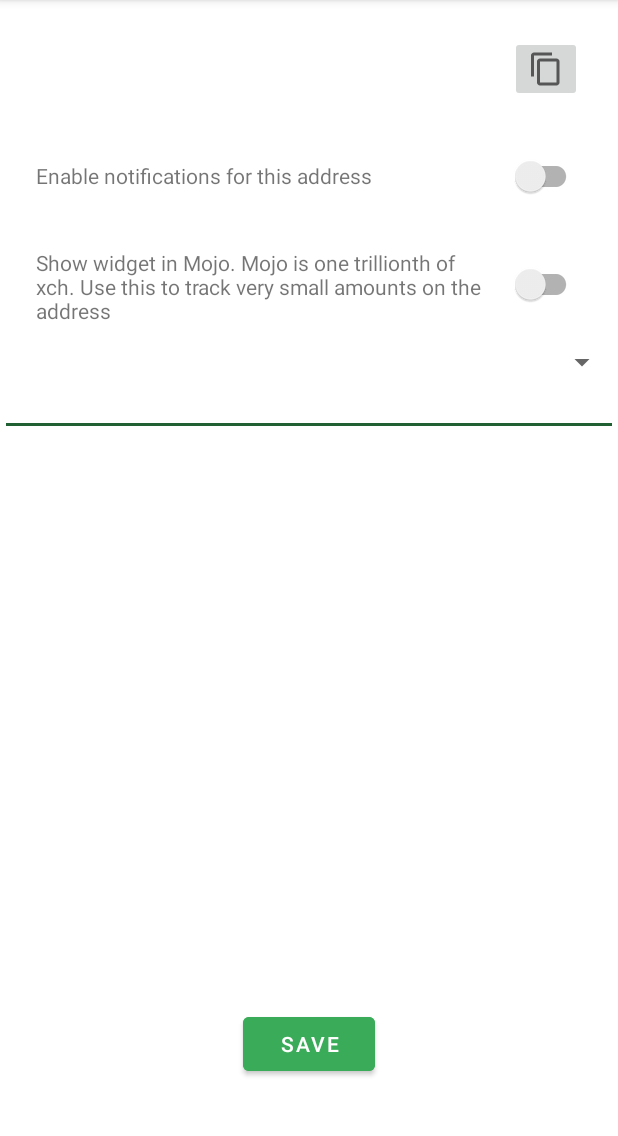
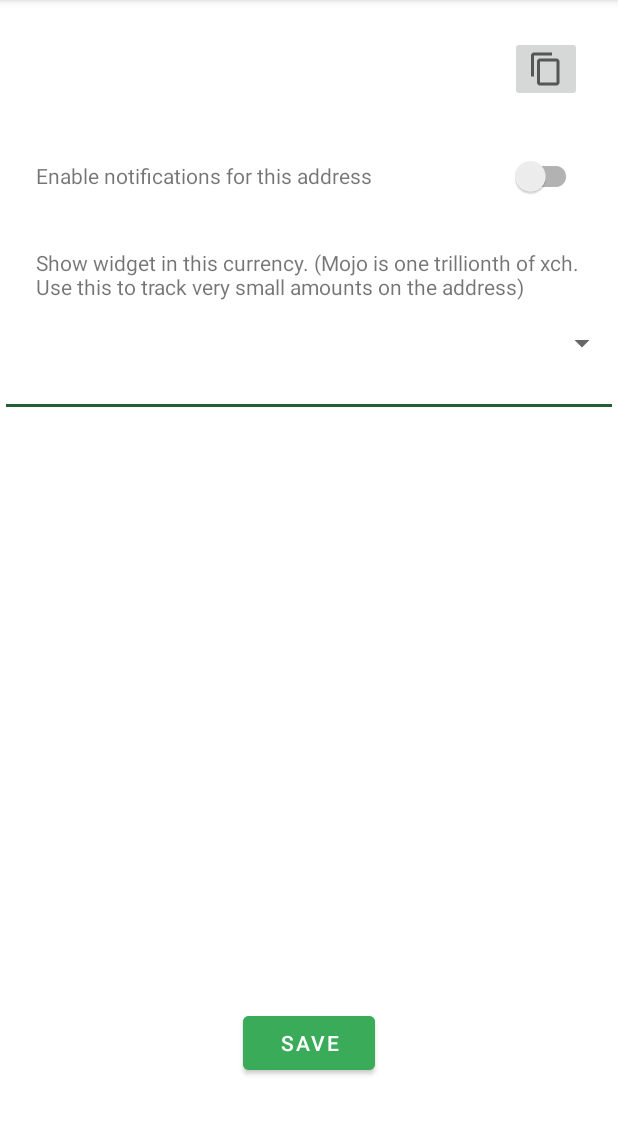
Before and after one commit to MrPet/ChiaAddressMonitor, an Android app: the fragment AddressDetailsFragment shown on its own in the app's theme, on a phone screen of 412 x 824 dp, the part 84-1220 px from its top. Run offline under Robolectric (Android 15) with nearby library versions, the phone set to English and light mode, and no system bars.

Commit message:
Adds constants for currencies Rework of precision - now it will be controlled by the currency (except total)

```diff
--- a/app/src/main/java/ninja/bored/chiapublicaddressmonitor/adapter/ChiaAddressListAdapter.kt
+++ b/app/src/main/java/ninja/bored/chiapublicaddressmonitor/adapter/ChiaAddressListAdapter.kt
@@ -64,7 +64,7 @@ class ChiaAddressListViewHolder(itemView: View) : RecyclerView.ViewHolder(itemVi
                 R.string.recycler_item_amount_and_date,
                 Slh.formatChiaDecimal(
                     widgetSettingsAndData.widgetData.chiaAmount,
-                    Slh.Precision.TOTAL
+                    Constants.Precision.TOTAL
                 ),
                 localDateFormat.format(widgetSettingsAndData.widgetData.updateDate)
             )
--- a/app/src/main/java/ninja/bored/chiapublicaddressmonitor/model/AddressSettings.kt
+++ b/app/src/main/java/ninja/bored/chiapublicaddressmonitor/model/AddressSettings.kt
@@ -15,7 +15,7 @@ data class AddressSettings(
     @ColumnInfo(name = "show_notification") val showNotification: Boolean,
     @ColumnInfo(name = "chia_address_synonym") val chiaAddressSynonym: String?,
     @ColumnInfo(name = "update_time") val updateTime: Int, // in seconds
-    @ColumnInfo(name = "precision") val precision: String?,
+//    @ColumnInfo(name = "precision") val precision: String?, not needed anymore
     @ColumnInfo(name = "conversion_currency") val conversionCurrency: String?
 )
 
--- a/app/src/main/java/ninja/bored/chiapublicaddressmonitor/model/WidgetSettingsAndData.kt
+++ b/app/src/main/java/ninja/bored/chiapublicaddressmonitor/model/WidgetSettingsAndData.kt
@@ -29,7 +29,7 @@ interface WidgetSettingsAndDataDao {
                 ase.show_notification AS ase_show_notification,
                 ase.chia_address_synonym AS ase_chia_address_synonym,
                 ase.chiaAddress AS ase_chiaAddress,
-                ase.precision AS ase_precision
+                ase.conversion_currency AS ase_conversion_currency
         FROM widget_data AS wd
         LEFT JOIN widget_settings AS ws
         ON ws.chia_address = wd.chiaAddress
--- a/app/src/main/res/layout/fragment_address_details.xml
+++ b/app/src/main/res/layout/fragment_address_details.xml
@@ -43,13 +43,11 @@
         android:layout_gravity="center_vertical"
         android:layout_marginStart="24dp"
         android:layout_marginTop="24dp"
-        android:layout_marginEnd="84dp"
         android:layout_weight="1"
         android:gravity="center_vertical"
         android:text="@string/notification_activate_for_address"
         app:layout_constraintBottom_toBottomOf="@id/address_has_notification"
-        app:layout_constraintEnd_toStartOf="@+id/chia_address_show_in_mojo"
-
+        app:layout_constraintEnd_toStartOf="@+id/address_has_notification"
         app:layout_constraintStart_toStartOf="parent"
         app:layout_constraintTop_toBottomOf="@id/address_detail_fragment_header" />
 
@@ -64,7 +62,7 @@
 
 
 
-    <androidx.appcompat.widget.AppCompatTextView
+ <!--   <androidx.appcompat.widget.AppCompatTextView
         android:id="@+id/chia_address_show_in_mojo_text"
         android:layout_width="0dp"
         android:layout_height="0dp"
@@ -88,7 +86,22 @@
         app:layout_constraintEnd_toEndOf="parent"
         app:layout_constraintTop_toTopOf="@id/chia_address_show_in_mojo_text"
 
-        />
+        />-->
+
+    <androidx.appcompat.widget.AppCompatTextView
+        android:id="@+id/chia_address_show_in_mojo_text"
+        android:layout_width="match_parent"
+        android:layout_height="0dp"
+        android:layout_gravity="center_vertical"
+        android:layout_marginStart="24dp"
+        android:layout_marginTop="24dp"
+        android:layout_marginEnd="24dp"
+        android:layout_weight="1"
+        android:gravity="center_vertical"
+        android:text="@string/show_widget_in_mojo"
+        app:layout_constraintEnd_toEndOf="parent"
+        app:layout_constraintStart_toStartOf="parent"
+        app:layout_constraintTop_toBottomOf="@id/enable_notifications_text" />
 
     <Spinner
         android:id="@+id/chia_convertion_spinner"
@@ -96,7 +109,6 @@
         android:layout_height="wrap_content"
         android:layout_marginTop="16dp"
         app:layout_constraintTop_toBottomOf="@+id/chia_address_show_in_mojo_text"
-
         />
 
 
@@ -114,6 +126,17 @@
 
     </com.google.android.material.textfield.TextInputLayout>
 
+
+    <com.google.android.material.textfield.TextInputEditText
+        android:id="@+id/chia_address_synonym_text_input_edit_text"
+        android:layout_width="match_parent"
+        android:layout_height="wrap_content"
+        android:inputType="textAutoCorrect"
+        android:maxLines="1"
+        android:layout_marginTop="16dp"
+        app:layout_constraintTop_toBottomOf="@+id/chia_address_synonym_text_input_layout"
+        />
+
     <Button
         android:id="@+id/save_address_settings_button"
         android:layout_width="wrap_content"
@@ -128,15 +151,7 @@
         app:layout_constraintTop_toBottomOf="@+id/chia_address_synonym_text_input_layout"
         app:layout_constraintVertical_bias="0.949" />
 
-    <com.google.android.material.textfield.TextInputEditText
-        android:id="@+id/chia_address_synonym_text_input_edit_text"
-        android:layout_width="match_parent"
-        android:layout_height="wrap_content"
-        android:inputType="textAutoCorrect"
-        android:maxLines="1"
-        android:layout_marginTop="16dp"
-        app:layout_constraintTop_toBottomOf="@+id/chia_address_synonym_text_input_layout"
-        />
+
     <!--    app:layout_constraintStart_toEndOf="@+id/back_button"-->
     <!--    <Button-->
     <!--        android:id="@+id/back_button"-->
--- a/app/src/main/res/values/strings.xml
+++ b/app/src/main/res/values/strings.xml
@@ -50,7 +50,7 @@
     <string name="chia_address_synonym_hint">Chia address synonym</string>
     <string name="saved_address_settings">Saved address settings</string>
     <string name="add_widget_to_dashboard">Add this address as widget</string>
-    <string name="show_widget_in_mojo">Show widget in Mojo. Mojo is one trillionth of xch. Use this to track very small amounts on the address</string>
+    <string name="show_widget_in_mojo">Show widget in this currency. (Mojo is one trillionth of xch. Use this to track very small amounts on the address)</string>
     <string name="copyAddressDescription">copy chia address to clipboard</string>
     <string name="copyAddressSuccessful">Address successfully copied to clipboard</string>
     <string name="copyAddressError">Error while copying address to clipboard</string>
```
Also changed, not shown: app/src/main/AndroidManifest.xml (+8 -2 lines), app/src/main/java/ninja/bored/chiapublicaddressmonitor/AddressDetailsFragment.kt (+6 -16 lines), app/src/main/java/ninja/bored/chiapublicaddressmonitor/helpers/Constants.kt (+20 -1 lines), app/src/main/java/ninja/bored/chiapublicaddressmonitor/helpers/NotificationHelper.kt (+6 -7 lines), app/src/main/java/ninja/bored/chiapublicaddressmonitor/helpers/Slh.kt (+21 -31 lines), app/src/main/java/ninja/bored/chiapublicaddressmonitor/model/ChiaWidgetRoomsDatabase.kt (+6 -2 lines), app/src/main/java/ninja/bored/chiapublicaddressmonitor/model/CurrencyConversionInfo.kt (added, +7 -0 lines), 1 other file.
